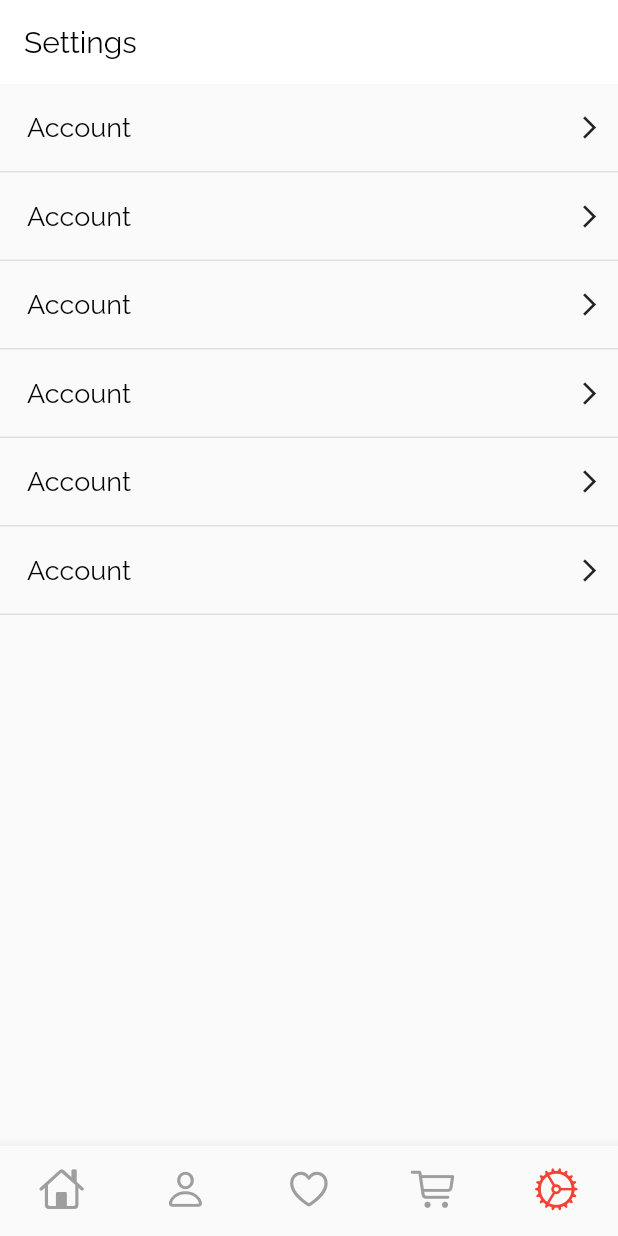
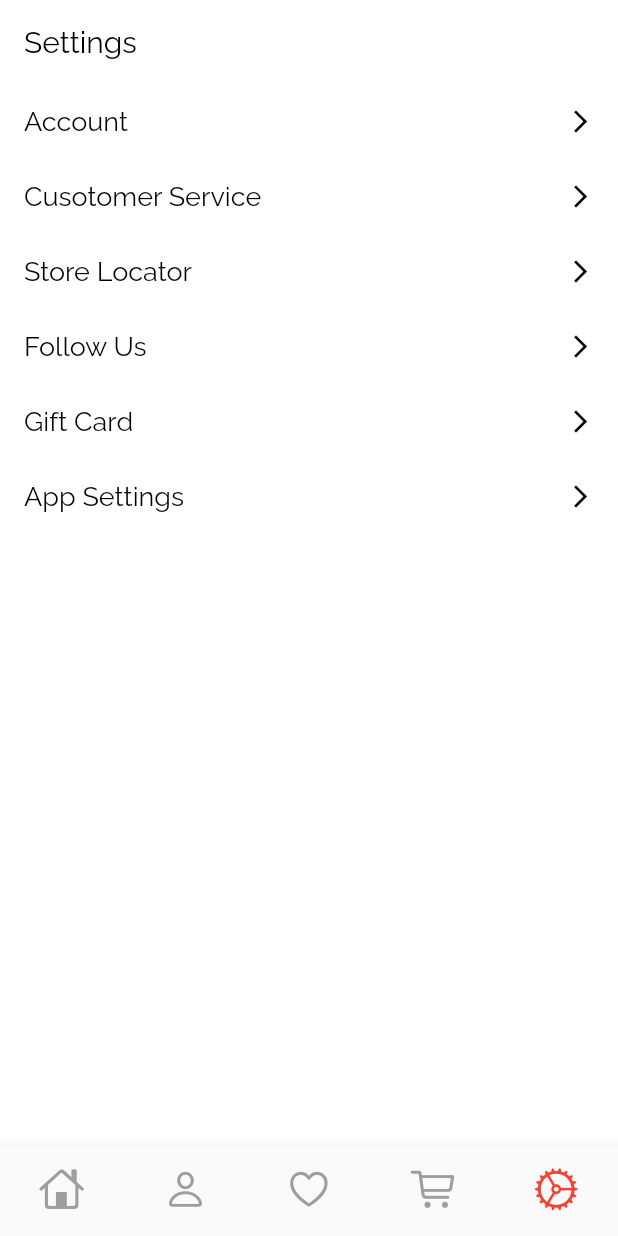
Before and after one commit to xamata/flutter_GraphQL_test, a Flutter app: the screen it shows after launch, item 5 of the bottom bar chosen, on a phone screen of 412 x 824 dp. Run offline on Flutter 3.47's test engine with Material 2 defaults, Android fonts, the phone set to English and light mode, and no system bars; our stand-ins replace email_validator, graphql_flutter; network calls fail.

Commit message:
Fixed problem with button only being a text button, also restructured the seetins_page.dart so that the main class is cleaner. Next step is to fix the Home Page screena then the basic UI of the app will be completed

```diff
--- a/lib/settings_page.dart
+++ b/lib/settings_page.dart
@@ -22,171 +22,164 @@ class _SettingsPageState extends State<SettingsPage> {
         foregroundColor: Colors.black,
         elevation: 0,
       ),
-      body: ListView(
+      body: Container(
+        color: Colors.white,
+        child: SafeArea(
+          child: ListView(
             children: [
-          Container(
-            decoration: BoxDecoration(
-              border: Border(
-                bottom: BorderSide(
-                  width: 1,
-                  color: Colors.grey.shade300,
+              accountButtonUI(),
+              customerServiceButtonUI(),
+              storeLocatorButtonUI(),
+              socialLinksButtonUI(),
+              giftCardButtonUI(),
+              appSettingsButtonUI(),
+            ],
           ),
         ),
       ),
-            padding: EdgeInsets.symmetric(horizontal: 10.0, vertical: 5.0),
+    );
+  }
+
+  Widget accountButtonUI() {
+    return ElevatedButton(
+      onPressed: () {},
+      style: ButtonStyle(
+        elevation: MaterialStateProperty.all(0.0),
+        backgroundColor: MaterialStateProperty.all(Colors.white),
+        overlayColor: MaterialStateProperty.all(Colors.grey.shade200),
+      ),
+      child: Container(
+        height: 50,
         child: Row(
-              children: [
-                TextButton(
-                  child: Text(
+          children: const [
+            Text(
               "Account",
               style: TextStyle(fontSize: 18, color: Colors.black),
             ),
-                  onPressed: () {},
-                ),
             Spacer(),
-                Icon(
-                  Icons.arrow_forward_ios,
-                  size: 18,
-                ),
+            Icon(Icons.arrow_forward_ios, size: 18, color: Colors.black)
           ],
         ),
       ),
-          Container(
-            decoration: BoxDecoration(
-              border: Border(
-                bottom: BorderSide(
-                  width: 1,
-                  color: Colors.grey.shade300,
+    );
+  }
+
+  Widget customerServiceButtonUI() {
+    return ElevatedButton(
+      onPressed: () {},
+      style: ButtonStyle(
+        elevation: MaterialStateProperty.all(0.0),
+        backgroundColor: MaterialStateProperty.all(Colors.white),
+        overlayColor: MaterialStateProperty.all(Colors.grey.shade200),
       ),
-              ),
-            ),
-            padding: EdgeInsets.symmetric(horizontal: 10.0, vertical: 5.0),
+      child: Container(
+        height: 50,
         child: Row(
-              children: [
-                TextButton(
-                  child: Text(
-                    "Account",
+          children: const [
+            Text(
+              "Cusotomer Service",
               style: TextStyle(fontSize: 18, color: Colors.black),
             ),
-                  onPressed: () {},
-                ),
             Spacer(),
-                Icon(
-                  Icons.arrow_forward_ios,
-                  size: 18,
-                ),
+            Icon(Icons.arrow_forward_ios, size: 18, color: Colors.black)
           ],
         ),
       ),
-          Container(
-            decoration: BoxDecoration(
-              border: Border(
-                bottom: BorderSide(
-                  width: 1,
-                  color: Colors.grey.shade300,
+    );
+  }
+
+  Widget storeLocatorButtonUI() {
+    return ElevatedButton(
+      onPressed: () {},
+      style: ButtonStyle(
+        elevation: MaterialStateProperty.all(0.0),
+        backgroundColor: MaterialStateProperty.all(Colors.white),
+        overlayColor: MaterialStateProperty.all(Colors.grey.shade200),
       ),
-              ),
-            ),
-            padding: EdgeInsets.symmetric(horizontal: 10.0, vertical: 5.0),
+      child: Container(
+        height: 50,
         child: Row(
-              children: [
-                TextButton(
-                  child: Text(
-                    "Account",
+          children: const [
+            Text(
+              "Store Locator",
               style: TextStyle(fontSize: 18, color: Colors.black),
             ),
-                  onPressed: () {},
-                ),
             Spacer(),
-                Icon(
-                  Icons.arrow_forward_ios,
-                  size: 18,
-                ),
+            Icon(Icons.arrow_forward_ios, size: 18, color: Colors.black)
           ],
         ),
       ),
-          Container(
-            decoration: BoxDecoration(
-              border: Border(
-                bottom: BorderSide(
-                  width: 1,
-                  color: Colors.grey.shade300,
+    );
+  }
+
+  Widget socialLinksButtonUI() {
+    return ElevatedButton(
+      onPressed: () {},
+      style: ButtonStyle(
+        elevation: MaterialStateProperty.all(0.0),
+        backgroundColor: MaterialStateProperty.all(Colors.white),
+        overlayColor: MaterialStateProperty.all(Colors.grey.shade200),
       ),
-              ),
-            ),
-            padding: EdgeInsets.symmetric(horizontal: 10.0, vertical: 5.0),
+      child: Container(
+        height: 50,
         child: Row(
-              children: [
-                TextButton(
-                  child: Text(
-                    "Account",
+          children: const [
+            Text(
+              "Follow Us",
               style: TextStyle(fontSize: 18, color: Colors.black),
             ),
-                  onPressed: () {},
-                ),
             Spacer(),
-                Icon(
-                  Icons.arrow_forward_ios,
-                  size: 18,
-                ),
+            Icon(Icons.arrow_forward_ios, size: 18, color: Colors.black)
           ],
         ),
       ),
-          Container(
-            decoration: BoxDecoration(
-              border: Border(
-                bottom: BorderSide(
-                  width: 1,
-                  color: Colors.grey.shade300,
+    );
+  }
+
+  Widget giftCardButtonUI() {
+    return ElevatedButton(
+      onPressed: () {},
+      style: ButtonStyle(
+        elevation: MaterialStateProperty.all(0.0),
+        backgroundColor: MaterialStateProperty.all(Colors.white),
+        overlayColor: MaterialStateProperty.all(Colors.grey.shade200),
       ),
-              ),
-            ),
-            padding: EdgeInsets.symmetric(horizontal: 10.0, vertical: 5.0),
+      child: Container(
+        height: 50,
         child: Row(
-              children: [
-                TextButton(
-                  child: Text(
-                    "Account",
+          children: const [
+            Text(
+              "Gift Card",
               style: TextStyle(fontSize: 18, color: Colors.black),
             ),
-                  onPressed: () {},
-                ),
             Spacer(),
-                Icon(
-                  Icons.arrow_forward_ios,
-                  size: 18,
-                ),
+            Icon(Icons.arrow_forward_ios, size: 18, color: Colors.black)
           ],
         ),
       ),
-          Container(
-            decoration: BoxDecoration(
-              border: Border(
-                bottom: BorderSide(
-                  width: 1,
-                  color: Colors.grey.shade300,
+    );
+  }
+
+  Widget appSettingsButtonUI() {
+    return ElevatedButton(
+      onPressed: () {},
+      style: ButtonStyle(
+        elevation: MaterialStateProperty.all(0.0),
+        backgroundColor: MaterialStateProperty.all(Colors.white),
+        overlayColor: MaterialStateProperty.all(Colors.grey.shade200),
       ),
-              ),
-            ),
-            padding: EdgeInsets.symmetric(horizontal: 10.0, vertical: 5.0),
+      child: Container(
+        height: 50,
         child: Row(
-              children: [
-                TextButton(
-                  child: Text(
-                    "Account",
+          children: const [
+            Text(
+              "App Settings",
               style: TextStyle(fontSize: 18, color: Colors.black),
             ),
-                  onPressed: () {},
-                ),
             Spacer(),
-                Icon(
-                  Icons.arrow_forward_ios,
-                  size: 18,
-                ),
+            Icon(Icons.arrow_forward_ios, size: 18, color: Colors.black)
           ],
         ),
-          ),
-        ],
       ),
     );
   }
```
Lines whose indentation alone changed are shown as unchanged.
